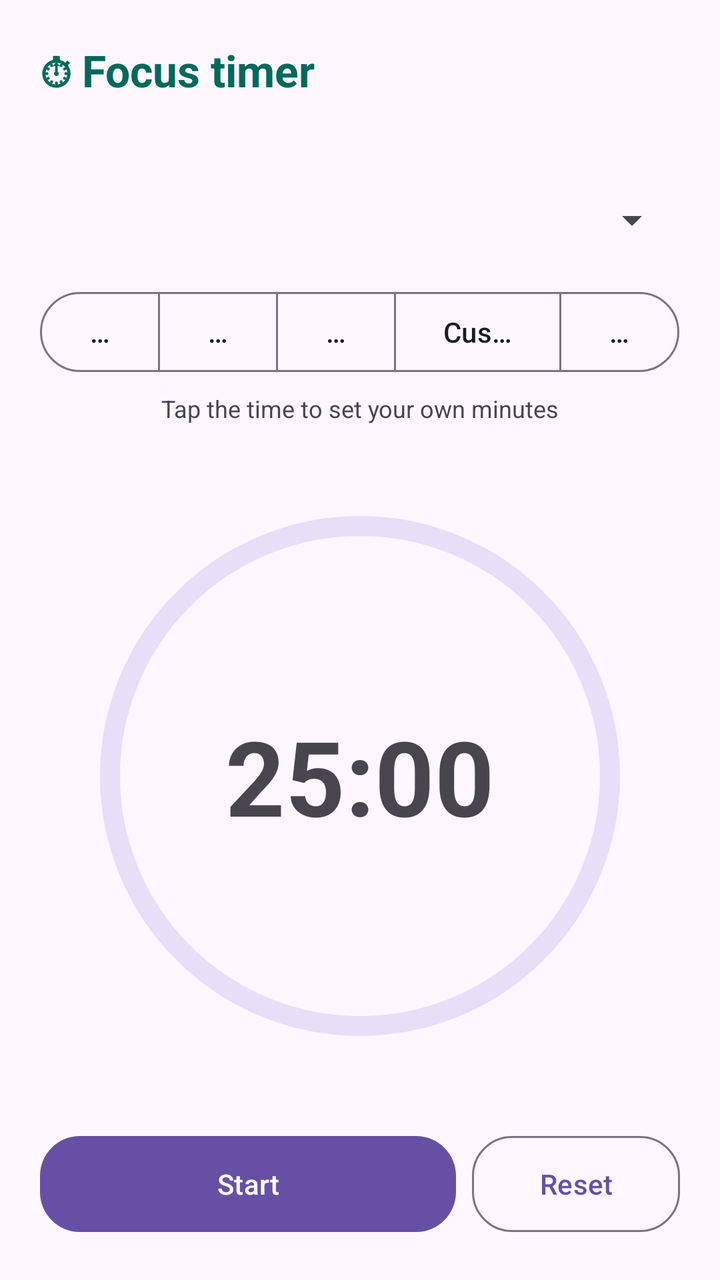
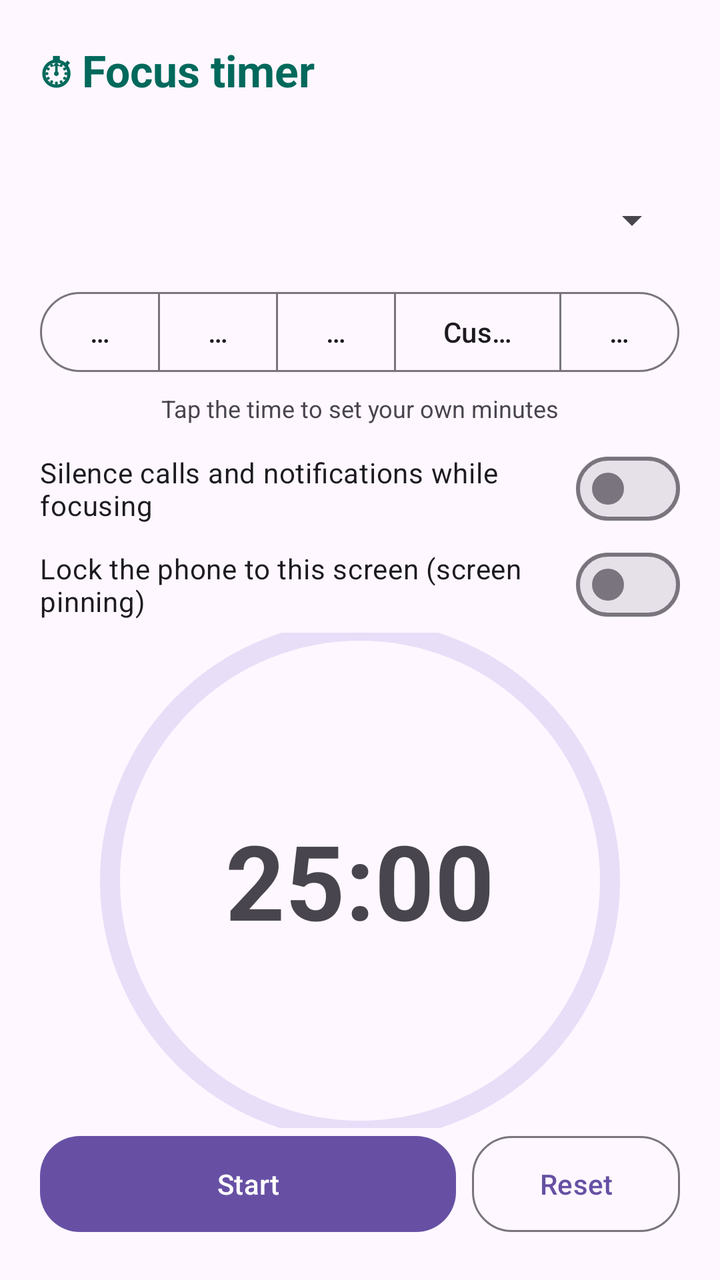

The first picture is an Android layout as it rendered before a commit; the second is the same layout after the commit. The layout source and the unified diff follow.
<!-- AndroidManifest.xml: application theme Theme.CampusCompanion -->
<!-- res/layout/activity_focus.xml -->
<?xml version="1.0" encoding="utf-8"?>
<LinearLayout xmlns:android="http://schemas.android.com/apk/res/android"
    xmlns:app="http://schemas.android.com/apk/res-auto"
    android:layout_width="match_parent"
    android:layout_height="match_parent"
    android:orientation="vertical"
    android:padding="20dp">

    <TextView
        android:layout_width="match_parent"
        android:layout_height="wrap_content"
        android:text="&#9201; Focus timer"
        android:textColor="@color/study_teal_text"
        android:textSize="22sp"
        android:textStyle="bold" />

    <TextView
        android:id="@+id/tvFocusStats"
        android:layout_width="match_parent"
        android:layout_height="wrap_content"
        android:layout_marginTop="2dp"
        android:textColor="?attr/colorOnSurfaceVariant"
        android:textSize="13sp" />

    <Spinner
        android:id="@+id/spFocusCourse"
        android:layout_width="match_parent"
        android:layout_height="48dp"
        android:layout_marginTop="16dp" />

    <com.google.android.material.button.MaterialButtonToggleGroup
        android:id="@+id/toggleLength"
        android:layout_width="match_parent"
        android:layout_height="wrap_content"
        android:layout_marginTop="8dp"
        app:selectionRequired="true"
        app:singleSelection="true">

        <com.google.android.material.button.MaterialButton
            android:id="@+id/btnLen15"
            style="?attr/materialButtonOutlinedStyle"
            android:layout_width="0dp"
            android:layout_height="wrap_content"
            android:layout_weight="1"
            android:text="15" />

        <com.google.android.material.button.MaterialButton
            android:id="@+id/btnLen25"
            style="?attr/materialButtonOutlinedStyle"
            android:layout_width="0dp"
            android:layout_height="wrap_content"
            android:layout_weight="1"
            android:text="25" />

        <com.google.android.material.button.MaterialButton
            android:id="@+id/btnLen45"
            style="?attr/materialButtonOutlinedStyle"
            android:layout_width="0dp"
            android:layout_height="wrap_content"
            android:layout_weight="1"
            android:text="45" />

        <com.google.android.material.button.MaterialButton
            android:id="@+id/btnLenCustom"
            style="?attr/materialButtonOutlinedStyle"
            android:layout_width="0dp"
            android:layout_height="wrap_content"
            android:layout_weight="1.4"
            android:text="Custom" />

        <com.google.android.material.button.MaterialButton
            android:id="@+id/btnLenBreak"
            style="?attr/materialButtonOutlinedStyle"
            android:layout_width="0dp"
            android:layout_height="wrap_content"
            android:layout_weight="1"
            android:text="Break" />
    </com.google.android.material.button.MaterialButtonToggleGroup>

    <TextView
        android:layout_width="match_parent"
        android:layout_height="wrap_content"
        android:layout_marginTop="6dp"
        android:gravity="center"
        android:text="Tap the time to set your own minutes"
        android:textColor="?attr/colorOnSurfaceVariant"
        android:textSize="12sp" />

    <FrameLayout
        android:layout_width="match_parent"
        android:layout_height="0dp"
        android:layout_weight="1">

        <com.google.android.material.progressindicator.CircularProgressIndicator
            android:id="@+id/focusRing"
            android:layout_width="260dp"
            android:layout_height="260dp"
            android:layout_gravity="center"
            android:max="1000"
            android:progress="1000"
            app:indicatorSize="260dp"
            app:trackThickness="10dp" />

        <TextView
            android:id="@+id/tvTimer"
            android:layout_width="wrap_content"
            android:layout_height="wrap_content"
            android:layout_gravity="center"
            android:background="?attr/selectableItemBackgroundBorderless"
            android:contentDescription="Timer. Tap to set the minutes"
            android:text="25:00"
            android:textSize="52sp"
            android:textStyle="bold" />
    </FrameLayout>

    <LinearLayout
        android:layout_width="match_parent"
        android:layout_height="wrap_content"
        android:orientation="horizontal">

        <com.google.android.material.button.MaterialButton
            android:id="@+id/btnFocusStart"
            android:layout_width="0dp"
            android:layout_height="56dp"
            android:layout_marginEnd="8dp"
            android:layout_weight="2"
            android:text="Start"
            app:cornerRadius="20dp" />

        <com.google.android.material.button.MaterialButton
            android:id="@+id/btnFocusReset"
            style="@style/Widget.Material3.Button.OutlinedButton"
            android:layout_width="0dp"
            android:layout_height="56dp"
            android:layout_weight="1"
            android:text="Reset"
            app:cornerRadius="20dp" />
    </LinearLayout>
</LinearLayout>
<!-- resources referenced by this layout -->
<resources>
  <color name="study_teal_text">#00695C</color>
  <style name="Theme.CampusCompanion" parent="Base.Theme.CampusCompanion" />
  <style name="Base.Theme.CampusCompanion" parent="Theme.Material3.DayNight.NoActionBar">
          
      </style>
</resources>

<!-- the commit's change to res/layout/activity_focus.xml (unified diff, before → after) -->
@@ -86,6 +86,21 @@
         android:textColor="?attr/colorOnSurfaceVariant"
         android:textSize="12sp" />
 
+    <com.google.android.material.materialswitch.MaterialSwitch
+        android:id="@+id/swDnd"
+        android:layout_width="match_parent"
+        android:layout_height="wrap_content"
+        android:layout_marginTop="8dp"
+        android:text="Silence calls and notifications while focusing"
+        android:textColor="?attr/colorOnSurface" />
+
+    <com.google.android.material.materialswitch.MaterialSwitch
+        android:id="@+id/swLock"
+        android:layout_width="match_parent"
+        android:layout_height="wrap_content"
+        android:text="Lock the phone to this screen (screen pinning)"
+        android:textColor="?attr/colorOnSurface" />
+
     <FrameLayout
         android:layout_width="match_parent"
         android:layout_height="0dp"
